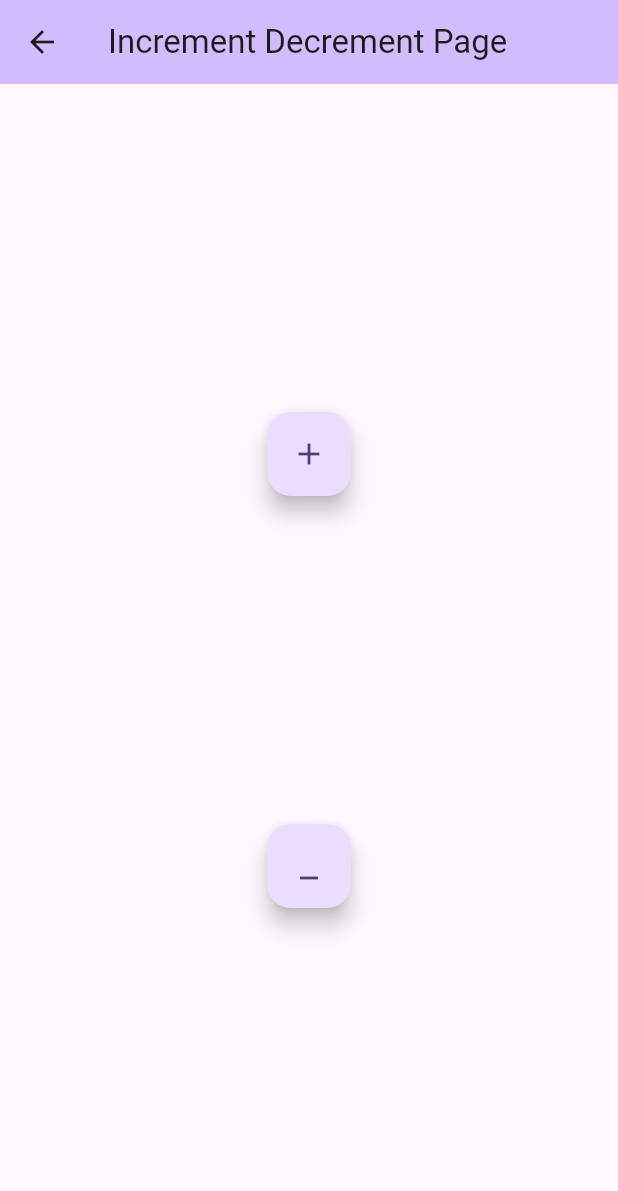
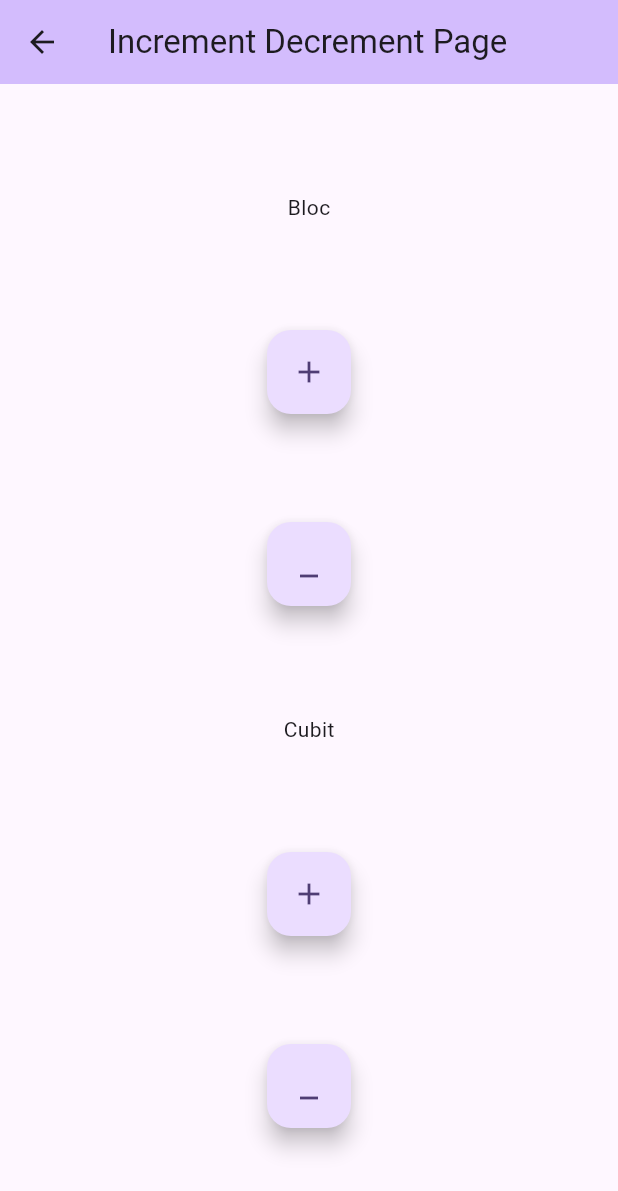
Before and after one commit to zeelbhanderi/bloc_project, a Flutter app: the CounterAppCubit screen opened directly, after a tap on the "navigate next" icon, on a phone screen of 412 x 824 dp. Shown: the top 1191 px of the screen. Run offline on Flutter 3.47's test engine with Material 3 defaults, Android fonts, the phone set to English and light mode, and no system bars; our stand-ins replace flutter_bloc.

Commit message:
counter app using bloc

```diff
--- a/lib/home_page.dart
+++ b/lib/home_page.dart
@@ -1,6 +1,6 @@
 import 'package:flutter/material.dart';
 
-import 'project/counter_app_cubit/cubit/counter_app_cubit.dart';
+import 'project/counter_app_cubit/counter_app_cubit.dart';
 
 class MyHomePage extends StatefulWidget {
   const MyHomePage({super.key, required this.title});
--- a/lib/main.dart
+++ b/lib/main.dart
@@ -1,8 +1,9 @@
 import 'package:bloc_project/home_page.dart';
+import 'package:bloc_project/project/counter_app_cubit/bloc/counter_bloc.dart';
 import 'package:flutter/material.dart';
 import 'package:flutter_bloc/flutter_bloc.dart';
 
-import 'project/counter_app_cubit/counter_cubit.dart';
+import 'project/counter_app_cubit/cubit/counter_cubit.dart';
 
 void main() {
   runApp(const MyApp());
@@ -13,8 +14,15 @@ class MyApp extends StatelessWidget {
 
   @override
   Widget build(BuildContext context) {
-    return BlocProvider(
-      create: (context) => CounterCubit(),
+    return MultiBlocProvider(
+      providers: [
+        BlocProvider(
+          create: (context) => CounterBloc(),
+        ),
+        BlocProvider(
+          create: (context) => CounterCubit(),
+        ),
+      ],
       child: MaterialApp(
         title: 'BLOC Project',
         theme: ThemeData(
--- /dev/null
+++ b/lib/project/counter_app_cubit/bloc/counter_bloc.dart
@@ -0,0 +1,10 @@
+import 'package:flutter_bloc/flutter_bloc.dart';
+
+import 'counter_event.dart';
+
+class CounterBloc extends Bloc<CounterEvent, int> {
+  CounterBloc() : super(0) {
+    on<CounterIncremented>((event, emit) => emit(state + 1));
+    on<CounterDecremented>((event, emit) => emit(state - 1));
+  }
+}
--- /dev/null
+++ b/lib/project/counter_app_cubit/bloc/counter_event.dart
@@ -0,0 +1,3 @@
+class CounterEvent {}
+class CounterIncremented extends CounterEvent {}
+class CounterDecremented extends CounterEvent {}
--- a/lib/project/counter_app_cubit/cubit/counter_app_cubit.dart
+++ b/lib/project/counter_app_cubit/counter_app_cubit.dart
@@ -1,8 +1,9 @@
+import 'package:bloc_project/project/counter_app_cubit/bloc/counter_bloc.dart';
 import 'package:bloc_project/project/counter_app_cubit/inc_dec_page.dart';
 import 'package:flutter/material.dart';
 import 'package:flutter_bloc/flutter_bloc.dart';
 
-import '../counter_cubit.dart';
+import 'cubit/counter_cubit.dart';
 
 class CounterAppCubit extends StatelessWidget {
   const CounterAppCubit({super.key});
@@ -16,11 +17,19 @@ class CounterAppCubit extends StatelessWidget {
         backgroundColor: Theme.of(context).colorScheme.inversePrimary,
       ),
       body: Center(
-        child: BlocBuilder<CounterCubit, int>(
-          bloc: counterCube,
-          builder: (context, state) {
-            return Text('Number $state');
-          },
+        child: Column(
+          children: [
+            BlocBuilder<CounterBloc, int>(
+              builder: (context, state) {
+                return Text('Bloc Number $state');
+              },
+            ),
+            BlocBuilder<CounterCubit, int>(
+              builder: (context, state) {
+                return Text('Cubit Number $state');
+              },
+            ),
+          ],
         ),
       ),
       floatingActionButton: FloatingActionButton(
@@ -28,7 +37,7 @@ class CounterAppCubit extends StatelessWidget {
           Navigator.push(
               context,
               MaterialPageRoute(
-                builder: (context) => const IncrementDecmentPage(),
+                builder: (context) => const IncrementDecrementPage(),
               ));
         },
         child: const Icon(Icons.navigate_next),
--- a/lib/project/counter_app_cubit/inc_dec_page.dart
+++ b/lib/project/counter_app_cubit/inc_dec_page.dart
@@ -1,13 +1,16 @@
+import 'package:bloc_project/project/counter_app_cubit/bloc/counter_bloc.dart';
+import 'package:bloc_project/project/counter_app_cubit/bloc/counter_event.dart';
 import 'package:flutter/material.dart';
 import 'package:flutter_bloc/flutter_bloc.dart';
 
-import 'counter_cubit.dart';
+import 'cubit/counter_cubit.dart';
 
-class IncrementDecmentPage extends StatelessWidget {
-  const IncrementDecmentPage({super.key});
+class IncrementDecrementPage extends StatelessWidget {
+  const IncrementDecrementPage({super.key});
 
   @override
   Widget build(BuildContext context) {
+    final counterBloc = BlocProvider.of<CounterBloc>(context);
     final counterCube = BlocProvider.of<CounterCubit>(context);
     return Scaffold(
       appBar: AppBar(
@@ -18,11 +21,29 @@ class IncrementDecmentPage extends StatelessWidget {
         child: Column(
           mainAxisAlignment: MainAxisAlignment.spaceEvenly,
           children: [
+            const Text('Bloc'),
+            FloatingActionButton(
+              onPressed: () {
+                counterBloc.add(CounterIncremented());
+              },
+              heroTag: 'blocIncrement',
+              tooltip: 'Increment',
+              child: const Icon(Icons.add),
+            ),
+            FloatingActionButton(
+              onPressed: () {
+                counterBloc.add(CounterDecremented());
+              },
+              heroTag: 'blocDecrement',
+              tooltip: 'Decrement',
+              child: const Icon(Icons.minimize),
+            ),
+            const Text('Cubit'),
             FloatingActionButton(
               onPressed: () {
                 counterCube.increment();
               },
-              heroTag: 'increment',
+              heroTag: 'cubitIncrement',
               tooltip: 'Increment',
               child: const Icon(Icons.add),
             ),
@@ -30,7 +51,7 @@ class IncrementDecmentPage extends StatelessWidget {
               onPressed: () {
                 counterCube.decrement();
               },
-              heroTag: 'decrement',
+              heroTag: 'cubitDecrement',
               tooltip: 'Decrement',
               child: const Icon(Icons.minimize),
             ),
```
Also changed, not shown: lib/project/counter_app_cubit/cubit/counter_cubit.dart (renamed from lib/project/counter_app_cubit/counter_cubit.dart).
